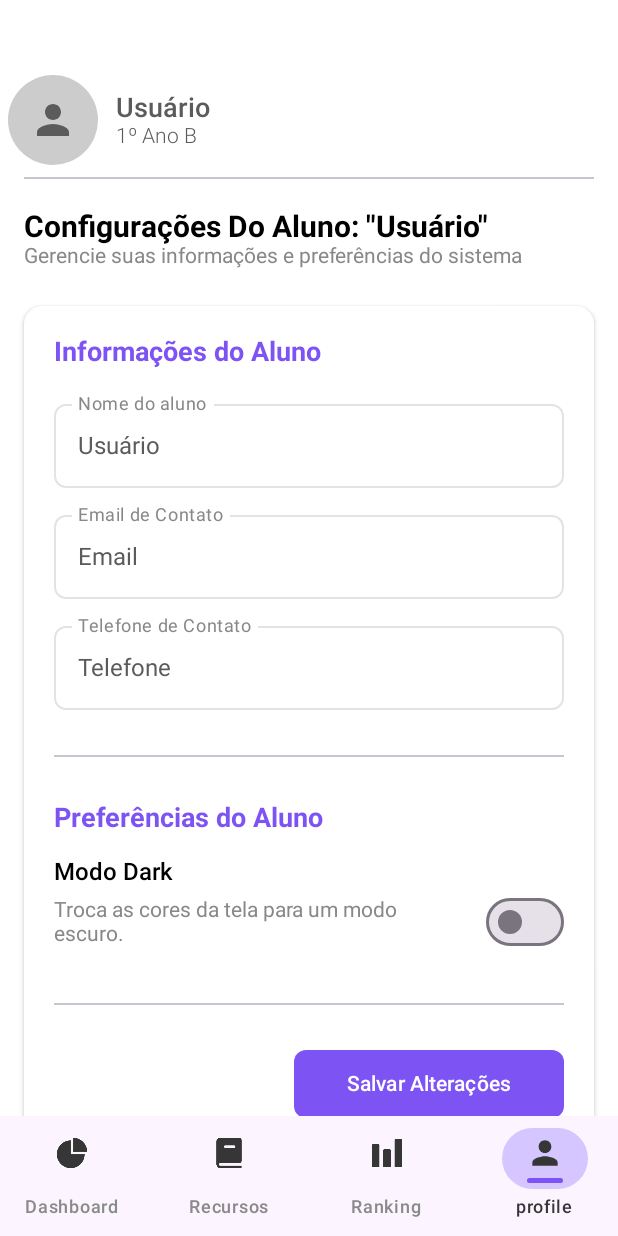
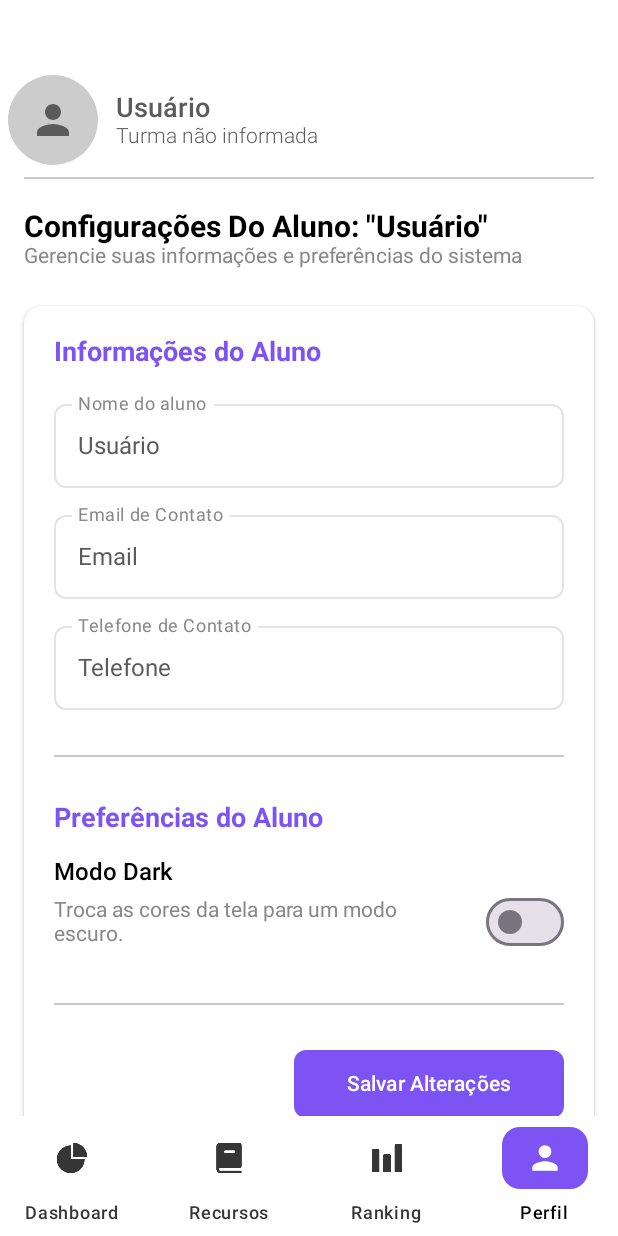
Before and after one commit to sofiascarvalho/Mobile-TCC-, an Android app built with Jetpack Compose: the profile screen opened through its navigation route, on a phone screen of 412 x 824 dp. Run offline under Robolectric (Android 15) with nearby library versions, the phone set to English and light mode, and no system bars; our stand-ins replace Dagger/Hilt's generated code.

Commit message:
fix: turma fixa na barra superior

```diff
--- a/app/src/main/java/com/example/analyticai/screens/components/BarraInferior.kt
+++ b/app/src/main/java/com/example/analyticai/screens/components/BarraInferior.kt
@@ -11,9 +11,12 @@ import androidx.compose.runtime.getValue
 import androidx.compose.ui.Alignment
 import androidx.compose.ui.Modifier
 import androidx.compose.ui.draw.clip
+import androidx.compose.ui.draw.shadow
+import androidx.compose.ui.graphics.vector.ImageVector
 import androidx.compose.ui.res.painterResource
 import androidx.compose.ui.unit.dp
 import androidx.compose.ui.graphics.Color
+import androidx.compose.ui.graphics.painter.Painter
 import androidx.compose.ui.text.style.TextOverflow
 import androidx.navigation.NavHostController
 import androidx.navigation.compose.currentBackStackEntryAsState
@@ -21,30 +24,31 @@ import com.example.analyticai.R
 
 @Composable
 fun BarraInferior(navController: NavHostController) {
-    // cor do background da barra (use seu BackgroundLightPink se preferir)
-    val containerColor = Color(0xFFFCF5FF)
-    val iconColor = Color(0xFF363636)
+    // cor do background da barra - branco total
+    val containerColor = Color.White
 
     val navBackStackEntry by navController.currentBackStackEntryAsState()
     val currentRoute = navBackStackEntry?.destination?.route
 
     NavigationBar(
         containerColor = containerColor,
-        contentColor = iconColor
+        modifier = Modifier
+            .fillMaxWidth()
+            .shadow(
+                elevation = 8.dp,
+                shape = RoundedCornerShape(0.dp),
+                clip = false,
+                ambientColor = Color.Black.copy(alpha = 0.15f),
+                spotColor = Color.Black.copy(alpha = 0.15f)
+            )
     ) {
         NavigationItem(
             route = "dashboard",
             currentRoute = currentRoute,
             navController = navController,
             label = "Dashboard",
-            iconComposable = {
-                Icon(
-                    painter = painterResource(R.drawable.dashboard_icon),
-                    contentDescription = "Dashboard",
-                    tint = iconColor,
-                    modifier = Modifier.size(25.dp)
-                )
-            }
+            iconPainter = painterResource(R.drawable.dashboard_icon),
+            isVectorIcon = false
         )
 
         NavigationItem(
@@ -52,14 +56,8 @@ fun BarraInferior(navController: NavHostController) {
             currentRoute = currentRoute,
             navController = navController,
             label = "Recursos",
-            iconComposable = {
-                Icon(
-                    painter = painterResource(R.drawable.recursos_icon),
-                    contentDescription = "Recursos",
-                    tint = iconColor,
-                    modifier = Modifier.size(25.dp)
-                )
-            }
+            iconPainter = painterResource(R.drawable.recursos_icon),
+            isVectorIcon = false
         )
 
         NavigationItem(
@@ -67,29 +65,17 @@ fun BarraInferior(navController: NavHostController) {
             currentRoute = currentRoute,
             navController = navController,
             label = "Ranking",
-            iconComposable = {
-                Icon(
-                    painter = painterResource(R.drawable.ranking_icon),
-                    contentDescription = "Ranking",
-                    tint = iconColor,
-                    modifier = Modifier.size(25.dp)
-                )
-            }
+            iconPainter = painterResource(R.drawable.ranking_icon),
+            isVectorIcon = false
         )
 
         NavigationItem(
             route = "profile",
             currentRoute = currentRoute,
             navController = navController,
-            label = "profile",
-            iconComposable = {
-                Icon(
-                    imageVector = Icons.Default.Person,
-                    contentDescription = "profile",
-                    tint = iconColor,
-                    modifier = Modifier.size(25.dp)
-                )
-            }
+            label = "Perfil",
+            iconVector = Icons.Default.Person,
+            isVectorIcon = true
         )
     }
 }
@@ -100,9 +86,15 @@ private fun RowScope.NavigationItem(
     currentRoute: String?,
     navController: NavHostController,
     label: String,
-    iconComposable: @Composable () -> Unit
+    iconPainter: Painter? = null,
+    iconVector: ImageVector? = null,
+    isVectorIcon: Boolean
 ) {
     val selected = currentRoute == route
+    val selectedColor = Color(0xFF7D53F3) // Roxo para item selecionado
+    val unselectedIconColor = Color(0xFF363636) // Preto para ícones não selecionados
+    val unselectedTextColor = Color(0xFF363636) // Preto para texto não selecionados
+    val iconColor = if (selected) Color.White else unselectedIconColor
 
     NavigationBarItem(
         selected = selected,
@@ -116,20 +108,30 @@ private fun RowScope.NavigationItem(
             }
         },
         icon = {
-            Column(horizontalAlignment = Alignment.CenterHorizontally) {
-                iconComposable()
-                Spacer(modifier = Modifier.height(4.dp))
-                if (selected) {
-                    // barrinha roxa pequena
-                    Box(
-                        modifier = Modifier
-                            .width(24.dp)
-                            .height(3.dp)
-                            .clip(RoundedCornerShape(50))
-                            .background(Color(0xFF7D53F3))
+            Box(
+                modifier = Modifier
+                    .background(
+                        color = if (selected) selectedColor else Color.Transparent,
+                        shape = RoundedCornerShape(12.dp)
                     )
-                } else {
-                    Spacer(modifier = Modifier.height(3.dp))
+                    .padding(horizontal = 16.dp, vertical = 8.dp)
+            ) {
+                Column(horizontalAlignment = Alignment.CenterHorizontally) {
+                    if (isVectorIcon && iconVector != null) {
+                        Icon(
+                            imageVector = iconVector,
+                            contentDescription = label,
+                            tint = iconColor,
+                            modifier = Modifier.size(25.dp)
+                        )
+                    } else if (!isVectorIcon && iconPainter != null) {
+                        Icon(
+                            painter = iconPainter,
+                            contentDescription = label,
+                            tint = iconColor,
+                            modifier = Modifier.size(25.dp)
+                        )
+                    }
                 }
             }
         },
@@ -137,15 +139,16 @@ private fun RowScope.NavigationItem(
             Text(
                 text = label,
                 maxLines = 1,
-                overflow = TextOverflow.Ellipsis
+                overflow = TextOverflow.Ellipsis,
+                color = if (selected) Color.Black else unselectedTextColor
             )
         },
         colors = NavigationBarItemDefaults.colors(
-            selectedIconColor = Color(0xFF363636),
-            selectedTextColor = Color(0xFF363636),
-            indicatorColor = Color(0xFFD6C6FF), // fundo lilás quando ativo
-            unselectedIconColor = Color(0xFF8A8A8A),
-            unselectedTextColor = Color(0xFF8A8A8A)
+            selectedIconColor = Color.White, // Branco quando selecionado
+            selectedTextColor = Color.Black, // Preto quando selecionado (como você pediu)
+            indicatorColor = Color.Transparent, // Sem indicador padrão, usamos o Box
+            unselectedIconColor = unselectedIconColor,
+            unselectedTextColor = unselectedTextColor
         )
     )
 }
--- a/app/src/main/java/com/example/analyticai/screens/components/BarraSuperior.kt
+++ b/app/src/main/java/com/example/analyticai/screens/components/BarraSuperior.kt
@@ -42,10 +42,7 @@ fun BarraSuperior(navController: NavHostController?) {
     val usuario: Usuario? = sharedPrefs.getUsuario()
 
     val userName = usuario?.nome ?: "Usuário"
-    val userNivel = usuario?.nivel_usuario ?: "aluno"
-    val userCredential = usuario?.credencial ?: "00000000"
-
-
+    val userTurma = usuario?.turma?.turma ?: "Turma não informada"
 
         Column (
             horizontalAlignment = Alignment.CenterHorizontally
@@ -79,7 +76,7 @@ fun BarraSuperior(navController: NavHostController?) {
 
                 Column {
                     Text("$userName", fontWeight = FontWeight.Medium, fontSize = 18.sp, color = DarkGray)
-                    Text("1º Ano B", fontSize = 14.sp, color = DarkGray, fontWeight = FontWeight.Light)
+                    Text("$userTurma", fontSize = 14.sp, color = DarkGray, fontWeight = FontWeight.Light)
                 }
             }
             Spacer(modifier = Modifier.height(8.dp))
```
